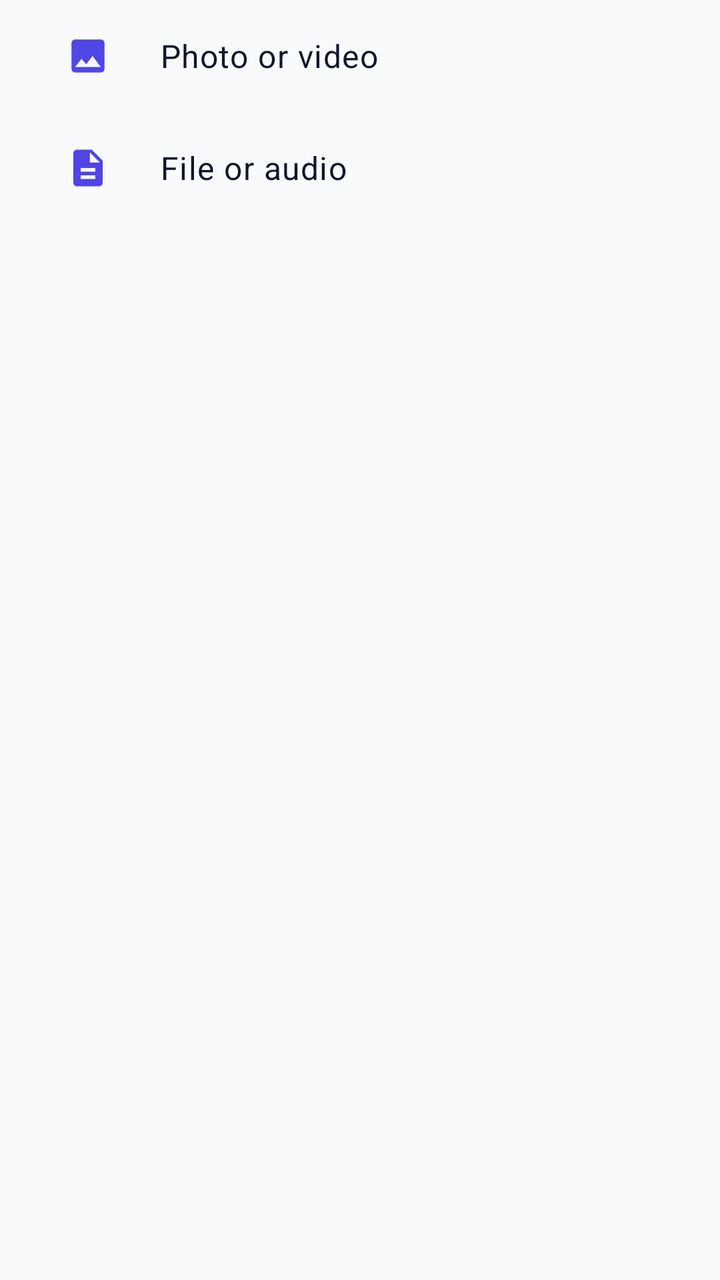
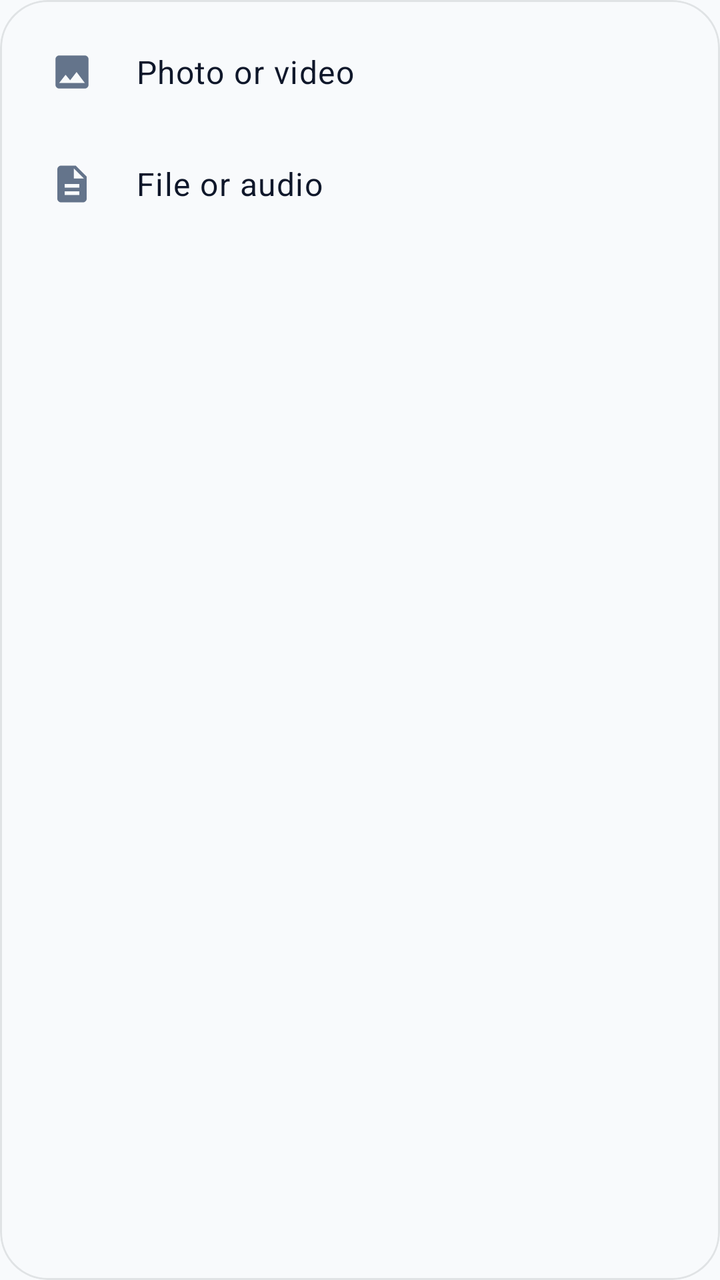

The first picture is an Android layout as it rendered before a commit; the second is the same layout after the commit. The layout source and the unified diff follow.
<!-- AndroidManifest.xml: application theme Theme.NexaChat -->
<!-- res/layout/sheet_attachment_picker.xml -->
<?xml version="1.0" encoding="utf-8"?>
<LinearLayout xmlns:android="http://schemas.android.com/apk/res/android"
    xmlns:app="http://schemas.android.com/apk/res-auto"
    android:layout_width="match_parent"
    android:layout_height="wrap_content"
    android:orientation="vertical"
    android:paddingBottom="@dimen/space_lg">

    <LinearLayout
        android:id="@+id/pickVisualRow"
        android:layout_width="match_parent"
        android:layout_height="wrap_content"
        android:background="?attr/selectableItemBackground"
        android:gravity="center_vertical"
        android:minHeight="@dimen/min_touch_target"
        android:orientation="horizontal"
        android:paddingHorizontal="@dimen/space_lg"
        android:paddingVertical="@dimen/space_sm">

        <ImageView
            android:layout_width="40dp"
            android:layout_height="40dp"
            android:importantForAccessibility="no"
            android:padding="9dp"
            android:src="@drawable/ic_image"
            app:tint="?attr/colorPrimary" />

        <TextView
            android:layout_width="match_parent"
            android:layout_height="wrap_content"
            android:layout_marginStart="@dimen/space_md"
            android:text="@string/media_pick_visual"
            android:textAppearance="?attr/textAppearanceBodyLarge"
            android:textColor="?attr/colorOnSurface" />
    </LinearLayout>

    <LinearLayout
        android:id="@+id/pickDocumentRow"
        android:layout_width="match_parent"
        android:layout_height="wrap_content"
        android:background="?attr/selectableItemBackground"
        android:gravity="center_vertical"
        android:minHeight="@dimen/min_touch_target"
        android:orientation="horizontal"
        android:paddingHorizontal="@dimen/space_lg"
        android:paddingVertical="@dimen/space_sm">

        <ImageView
            android:layout_width="40dp"
            android:layout_height="40dp"
            android:importantForAccessibility="no"
            android:padding="9dp"
            android:src="@drawable/ic_description"
            app:tint="?attr/colorPrimary" />

        <TextView
            android:layout_width="match_parent"
            android:layout_height="wrap_content"
            android:layout_marginStart="@dimen/space_md"
            android:text="@string/media_pick_document"
            android:textAppearance="?attr/textAppearanceBodyLarge"
            android:textColor="?attr/colorOnSurface" />
    </LinearLayout>
</LinearLayout>
<!-- resources referenced by this layout -->
<resources>
  <dimen name="min_touch_target">48dp</dimen>
  <dimen name="space_lg">24dp</dimen>
  <dimen name="space_md">16dp</dimen>
  <dimen name="space_sm">8dp</dimen>
  <string name="media_pick_document">File or audio</string>
  <string name="media_pick_visual">Photo or video</string>
  <style name="Theme.NexaChat" parent="Theme.NexaChat.Views" />
  <color name="colorPrimary">@color/brand_indigo</color>
  <color name="colorOnPrimary">#FFFFFFFF</color>
  <color name="colorPrimaryContainer">@color/brand_indigo_container</color>
  <color name="colorOnPrimaryContainer">@color/brand_on_indigo_container</color>
  <color name="colorSecondary">@color/slate_secondary</color>
  <color name="colorOnSecondary">#FFFFFFFF</color>
  <color name="colorSecondaryContainer">@color/slate_secondary_container</color>
  <color name="colorOnSecondaryContainer">@color/slate_on_secondary_container</color>
  <color name="colorTertiary">@color/tertiary_sky</color>
  <color name="colorOnTertiary">#FFFFFFFF</color>
  <color name="colorTertiaryContainer">@color/tertiary_sky_container</color>
  <color name="colorOnTertiaryContainer">@color/tertiary_on_sky_container</color>
  <color name="colorError">@color/error_red</color>
  <color name="colorOnError">#FFFFFFFF</color>
  <color name="colorErrorContainer">@color/error_container_light</color>
  <color name="colorOnErrorContainer">@color/on_error_container_light</color>
  <color name="colorBackground">@color/background_light</color>
  <color name="colorOnBackground">@color/text_primary_light</color>
  <color name="colorSurface">@color/surface_light</color>
  <color name="colorOnSurface">@color/text_primary_light</color>
  <color name="colorSurfaceVariant">@color/surface_variant_light</color>
  <color name="colorOnSurfaceVariant">@color/text_secondary_light</color>
  <color name="colorOutline">@color/slate_border</color>
  <color name="colorOutlineVariant">@color/slate_divider</color>
  <style name="TextAppearance.NexaChat.TitleLarge" parent="TextAppearance.Material3.TitleLarge" />
  <style name="TextAppearance.NexaChat.TitleMedium" parent="TextAppearance.Material3.TitleMedium" />
  <style name="TextAppearance.NexaChat.TitleSmall" parent="TextAppearance.Material3.TitleSmall" />
  <style name="TextAppearance.NexaChat.BodyLarge" parent="TextAppearance.Material3.BodyLarge" />
  <style name="TextAppearance.NexaChat.BodyMedium" parent="TextAppearance.Material3.BodyMedium" />
  <style name="TextAppearance.NexaChat.BodySmall" parent="TextAppearance.Material3.BodySmall" />
  <style name="TextAppearance.NexaChat.LabelLarge" parent="TextAppearance.Material3.LabelLarge" />
  <style name="TextAppearance.NexaChat.LabelMedium" parent="TextAppearance.Material3.LabelMedium" />
  <style name="TextAppearance.NexaChat.LabelSmall" parent="TextAppearance.Material3.LabelSmall" />
  <color name="brand_indigo">#FF4F46E5</color>
  <color name="brand_indigo_container">#FFE0E7FF</color>
  <color name="brand_on_indigo_container">#FF1E1B4B</color>
  <color name="slate_secondary">#FF505F76</color>
  <color name="slate_secondary_container">#FFD0E1FB</color>
  <color name="slate_on_secondary_container">#FF1D283A</color>
  <color name="tertiary_sky">#FF0EA5E9</color>
  <color name="tertiary_sky_container">#FFBAE6FD</color>
  <color name="tertiary_on_sky_container">#FF0369A1</color>
  <color name="error_red">#FFBA1A1A</color>
  <color name="error_container_light">#FFFFDAD6</color>
  <color name="on_error_container_light">#FF93000A</color>
  <color name="background_light">#FFF8FAFC</color>
  <color name="text_primary_light">#FF0F172A</color>
  <color name="surface_light">#FFF8FAFC</color>
  <color name="surface_variant_light">#FFE0E3E5</color>
  <color name="text_secondary_light">#FF64748B</color>
  <color name="slate_border">#FFCBD5E1</color>
  <color name="slate_divider">#FFE2E8F0</color>
  <dimen name="corner_sm">8dp</dimen>
  <dimen name="corner_md">12dp</dimen>
  <dimen name="corner_lg">16dp</dimen>
  <!-- unchanged entries left out for length: 10 -->
</resources>

<!-- the commit's change to res/layout/sheet_attachment_picker.xml (unified diff, before → after) -->
@@ -1,64 +1,75 @@
 <?xml version="1.0" encoding="utf-8"?>
-<LinearLayout xmlns:android="http://schemas.android.com/apk/res/android"
+<com.google.android.material.card.MaterialCardView xmlns:android="http://schemas.android.com/apk/res/android"
     xmlns:app="http://schemas.android.com/apk/res-auto"
     android:layout_width="match_parent"
     android:layout_height="wrap_content"
-    android:orientation="vertical"
-    android:paddingBottom="@dimen/space_lg">
+    app:cardBackgroundColor="?attr/colorSurface"
+    app:cardCornerRadius="24dp"
+    app:cardElevation="0dp"
+    app:strokeColor="?attr/colorSurfaceVariant"
+    app:strokeWidth="1dp">
 
     <LinearLayout
-        android:id="@+id/pickVisualRow"
         android:layout_width="match_parent"
         android:layout_height="wrap_content"
-        android:background="?attr/selectableItemBackground"
-        android:gravity="center_vertical"
-        android:minHeight="@dimen/min_touch_target"
-        android:orientation="horizontal"
-        android:paddingHorizontal="@dimen/space_lg"
-        android:paddingVertical="@dimen/space_sm">
+        android:orientation="vertical"
+        android:paddingTop="8dp"
+        android:paddingBottom="16dp">
 
-        <ImageView
-            android:layout_width="40dp"
-            android:layout_height="40dp"
-            android:importantForAccessibility="no"
-            android:padding="9dp"
-            android:src="@drawable/ic_image"
-            app:tint="?attr/colorPrimary" />
-
-        <TextView
+        <LinearLayout
+            android:id="@+id/pickVisualRow"
             android:layout_width="match_parent"
             android:layout_height="wrap_content"
-            android:layout_marginStart="@dimen/space_md"
-            android:text="@string/media_pick_visual"
-            android:textAppearance="?attr/textAppearanceBodyLarge"
-            android:textColor="?attr/colorOnSurface" />
-    </LinearLayout>
+            android:background="?attr/selectableItemBackground"
+            android:gravity="center_vertical"
+            android:minHeight="@dimen/min_touch_target"
+            android:orientation="horizontal"
+            android:paddingHorizontal="16dp"
+            android:paddingVertical="8dp">
 
-    <LinearLayout
-        android:id="@+id/pickDocumentRow"
-        android:layout_width="match_parent"
-        android:layout_height="wrap_content"
-        android:background="?attr/selectableItemBackground"
-        android:gravity="center_vertical"
-        android:minHeight="@dimen/min_touch_target"
-        android:orientation="horizontal"
-        android:paddingHorizontal="@dimen/space_lg"
-        android:paddingVertical="@dimen/space_sm">
+            <ImageView
+                android:layout_width="40dp"
+                android:layout_height="40dp"
+                android:importantForAccessibility="no"
+                android:padding="9dp"
+                android:src="@drawable/ic_image"
+                app:tint="?attr/colorOnSurfaceVariant" />
 
-        <ImageView
-            android:layout_width="40dp"
-            android:layout_height="40dp"
-            android:importantForAccessibility="no"
-            android:padding="9dp"
-            android:src="@drawable/ic_description"
-            app:tint="?attr/colorPrimary" />
+            <TextView
+                android:layout_width="match_parent"
+                android:layout_height="wrap_content"
+                android:layout_marginStart="12dp"
+                android:text="@string/media_pick_visual"
+                android:textAppearance="?attr/textAppearanceBodyLarge"
+                android:textColor="?attr/colorOnSurface" />
+        </LinearLayout>
 
-        <TextView
+        <LinearLayout
+            android:id="@+id/pickDocumentRow"
             android:layout_width="match_parent"
             android:layout_height="wrap_content"
-            android:layout_marginStart="@dimen/space_md"
-            android:text="@string/media_pick_document"
-            android:textAppearance="?attr/textAppearanceBodyLarge"
-            android:textColor="?attr/colorOnSurface" />
+            android:background="?attr/selectableItemBackground"
+            android:gravity="center_vertical"
+            android:minHeight="@dimen/min_touch_target"
+            android:orientation="horizontal"
+            android:paddingHorizontal="16dp"
+            android:paddingVertical="8dp">
+
+            <ImageView
+                android:layout_width="40dp"
+                android:layout_height="40dp"
+                android:importantForAccessibility="no"
+                android:padding="9dp"
+                android:src="@drawable/ic_description"
+                app:tint="?attr/colorOnSurfaceVariant" />
+
+            <TextView
+                android:layout_width="match_parent"
+                android:layout_height="wrap_content"
+                android:layout_marginStart="12dp"
+                android:text="@string/media_pick_document"
+                android:textAppearance="?attr/textAppearanceBodyLarge"
+                android:textColor="?attr/colorOnSurface" />
+        </LinearLayout>
     </LinearLayout>
-</LinearLayout>
+</com.google.android.material.card.MaterialCardView>
<!-- resource entries referenced after the edit -->
@@ -1,9 +1,6 @@
 <!-- resources referenced by this layout -->
 <resources>
   <dimen name="min_touch_target">48dp</dimen>
-  <dimen name="space_lg">24dp</dimen>
-  <dimen name="space_md">16dp</dimen>
-  <dimen name="space_sm">8dp</dimen>
   <string name="media_pick_document">File or audio</string>
   <string name="media_pick_visual">Photo or video</string>
   <style name="Theme.NexaChat" parent="Theme.NexaChat.Views" />
